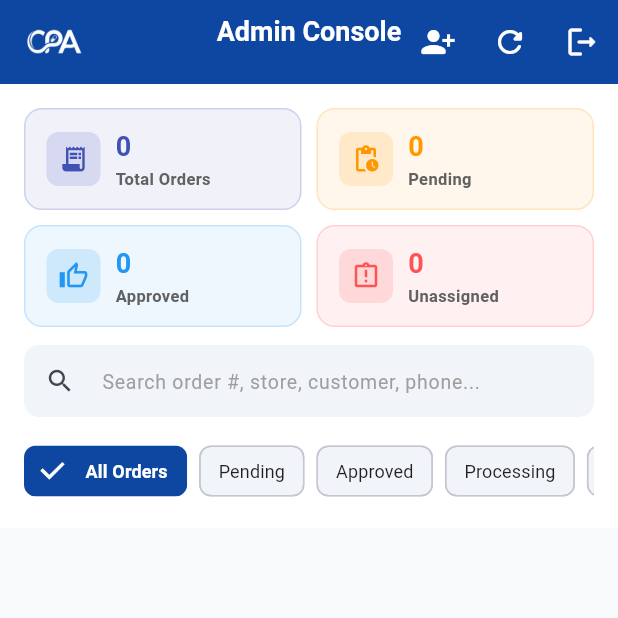
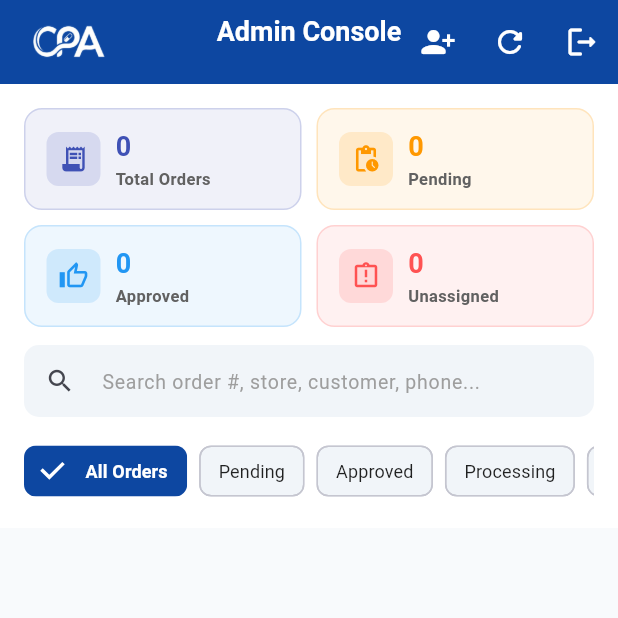
Before and after one commit to divyanshuyadav2/cpa_new, a Flutter app: the AdminDashboard screen opened by its route, on a phone screen of 412 x 824 dp, the top half of it. Run offline on Flutter 3.47's test engine with Material 3 defaults, Android fonts, the phone set to English and light mode, and no system bars; our stand-ins replace cached_network_image, dio, go_router, shared_preferences; accounts and stored records are empty; network calls fail.

Commit message:
style: increase header logo sizes on web navbar and mobile dashboard appbars

```diff
--- a/cpa_mobile/lib/screens/admin/admin_dashboard.dart
+++ b/cpa_mobile/lib/screens/admin/admin_dashboard.dart
@@ -36,8 +36,9 @@ class _AdminDashboardState extends State<AdminDashboard> {
     return Scaffold(
       backgroundColor: const Color(0xFFF8FAFC),
       appBar: AppBar(
+        leadingWidth: 72,
         leading: Padding(
-          padding: const EdgeInsets.only(left: 12.0, top: 10.0, bottom: 10.0),
+          padding: const EdgeInsets.only(left: 14.0, top: 8.0, bottom: 8.0),
           child: Image.asset(
             'assets/images/cpa_logo_white.png',
             fit: BoxFit.contain,
--- a/cpa_mobile/lib/screens/biller/biller_dashboard.dart
+++ b/cpa_mobile/lib/screens/biller/biller_dashboard.dart
@@ -28,8 +28,9 @@ class _BillerDashboardState extends State<BillerDashboard> {
     return Scaffold(
       backgroundColor: const Color(0xFFF8FAFC),
       appBar: AppBar(
+        leadingWidth: 72,
         leading: Padding(
-          padding: const EdgeInsets.only(left: 12.0, top: 10.0, bottom: 10.0),
+          padding: const EdgeInsets.only(left: 14.0, top: 8.0, bottom: 8.0),
           child: Image.asset(
             'assets/images/cpa_logo_white.png',
             fit: BoxFit.contain,
--- a/cpa_mobile/lib/screens/retailer/retailer_dashboard.dart
+++ b/cpa_mobile/lib/screens/retailer/retailer_dashboard.dart
@@ -39,8 +39,9 @@ class _RetailerDashboardState extends State<RetailerDashboard> {
     return Scaffold(
       resizeToAvoidBottomInset: false, // Cart handles keyboard insets itself
       appBar: AppBar(
+        leadingWidth: 72,
         leading: Padding(
-          padding: const EdgeInsets.only(left: 12.0, top: 10.0, bottom: 10.0),
+          padding: const EdgeInsets.only(left: 14.0, top: 8.0, bottom: 8.0),
           child: Image.asset(
             'assets/images/cpa_logo_white.png',
             fit: BoxFit.contain,
--- a/cpa_mobile/lib/screens/salesman/salesman_dashboard.dart
+++ b/cpa_mobile/lib/screens/salesman/salesman_dashboard.dart
@@ -40,8 +40,9 @@ class _SalesmanDashboardState extends State<SalesmanDashboard> with SingleTicker
 
     return Scaffold(
       appBar: AppBar(
+        leadingWidth: 72,
         leading: Padding(
-          padding: const EdgeInsets.only(left: 12.0, top: 10.0, bottom: 10.0),
+          padding: const EdgeInsets.only(left: 14.0, top: 8.0, bottom: 8.0),
           child: Image.asset(
             'assets/images/cpa_logo_white.png',
             fit: BoxFit.contain,
```
Also changed, not shown: 1 other file.
